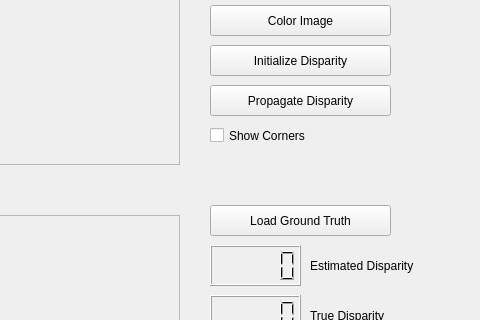
Qt form Practica 5/mainwindow.ui (ARebollo/ArtificialVision) before a commit; both pictures show x 530 to 1010 and y 95 to 415 of the 1010 by 642 pixel window.
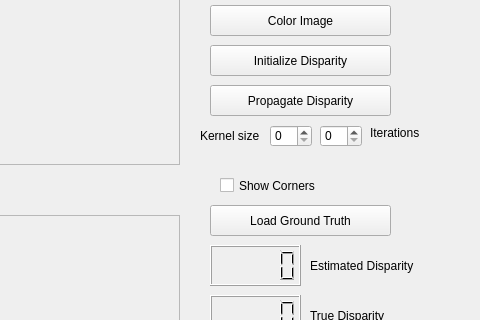
The same form after that commit.

Commit message: buena suerte

What changed in the file:
```diff
--- a/Practica 5/mainwindow.ui
+++ b/Practica 5/mainwindow.ui
@@ -125,8 +125,8 @@
   <widget class="QCheckBox" name="checkBoxRange">
    <property name="geometry">
     <rect>
-     <x>740</x>
-     <y>220</y>
+     <x>750</x>
+     <y>270</y>
      <width>161</width>
      <height>21</height>
     </rect>
@@ -258,6 +258,52 @@
     <string>True Disparity</string>
    </property>
   </widget>
+  <widget class="QSpinBox" name="kernelSpinBox">
+   <property name="geometry">
+    <rect>
+     <x>800</x>
+     <y>220</y>
+     <width>42</width>
+     <height>22</height>
+    </rect>
+   </property>
+  </widget>
+  <widget class="QSpinBox" name="iterationSpinBox">
+   <property name="geometry">
+    <rect>
+     <x>850</x>
+     <y>220</y>
+     <width>42</width>
+     <height>22</height>
+    </rect>
+   </property>
+  </widget>
+  <widget class="QLabel" name="label_3">
+   <property name="geometry">
+    <rect>
+     <x>730</x>
+     <y>220</y>
+     <width>71</width>
+     <height>21</height>
+    </rect>
+   </property>
+   <property name="text">
+    <string>Kernel size</string>
+   </property>
+  </widget>
+  <widget class="QLabel" name="label_6">
+   <property name="geometry">
+    <rect>
+     <x>900</x>
+     <y>220</y>
+     <width>59</width>
+     <height>16</height>
+    </rect>
+   </property>
+   <property name="text">
+    <string>Iterations</string>
+   </property>
+  </widget>
  </widget>
  <tabstops>
   <tabstop>colorButton</tabstop>
```
The commit also changes 2 other files.
